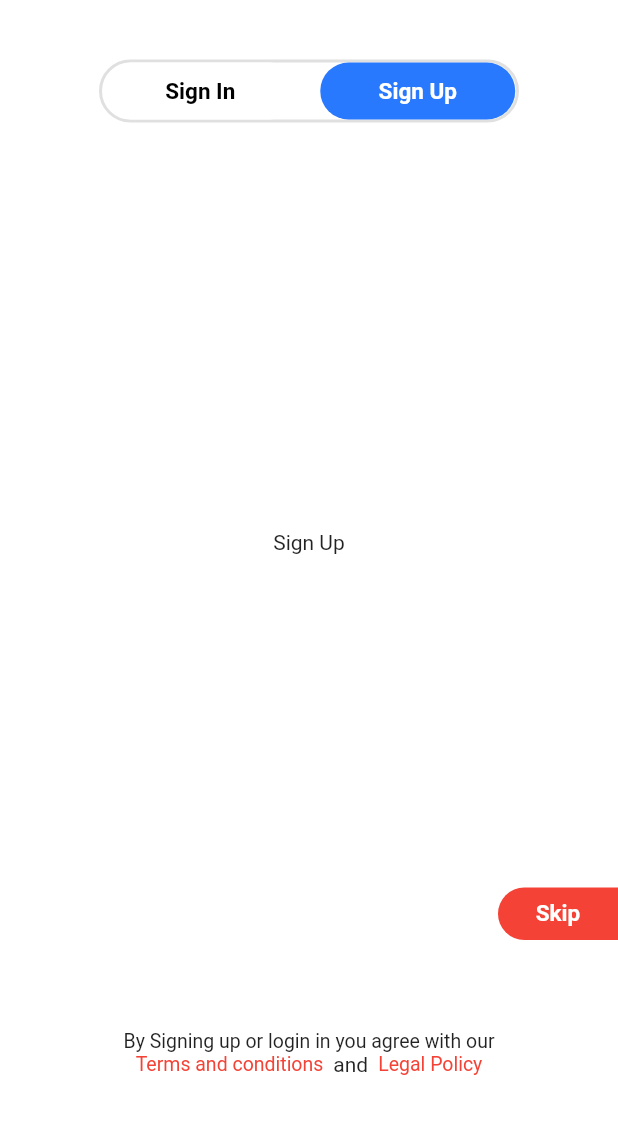
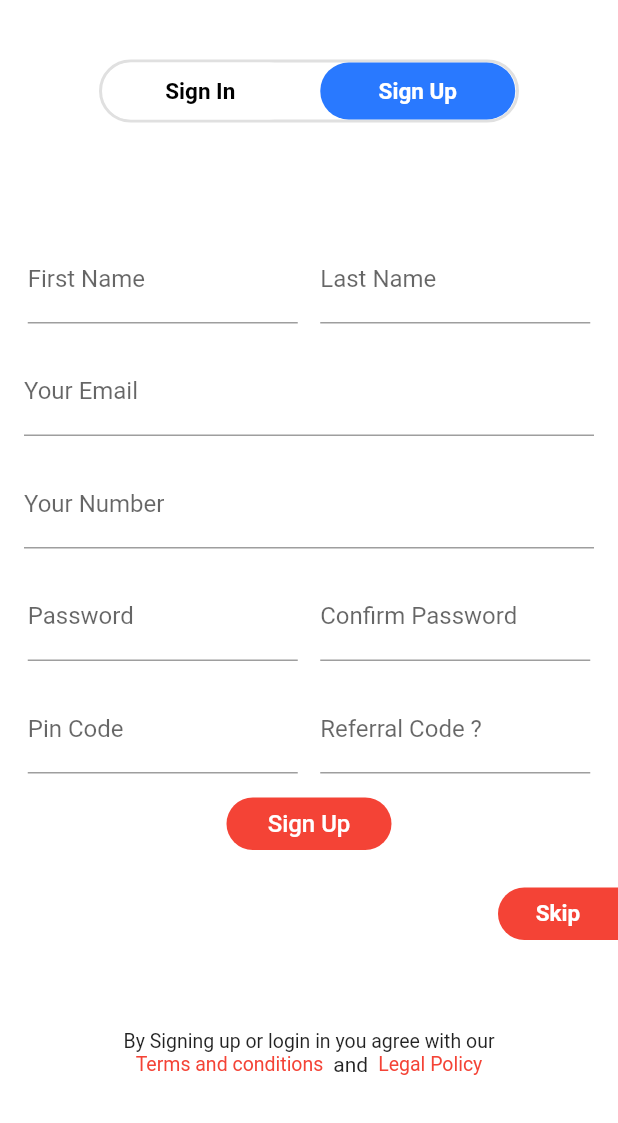
Before and after one commit to panchalravi004/QuickShop, a Flutter app: the screen it shows after launch, after a tap on "Sign Up", on a phone screen of 412 x 824 dp, the part 113-1236 px from its top. Run offline on Flutter 3.47's test engine with Material 2 defaults, Android fonts, the phone set to English and light mode, and no system bars.

Commit message:
Day1 Sign Up Complete

```diff
--- a/lib/pages/signup.dart
+++ b/lib/pages/signup.dart
@@ -1,12 +1,144 @@
+// ignore_for_file: prefer_const_constructors, sized_box_for_whitespace
+
 import 'package:flutter/material.dart';
 
 class SignUp extends StatelessWidget {
-  const SignUp({ Key? key }) : super(key: key);
+  const SignUp({Key? key}) : super(key: key);
 
   @override
   Widget build(BuildContext context) {
-    return Center(
-      child: Text("Sign Up"),
+    return Padding(
+      padding: const EdgeInsets.symmetric(horizontal: 16),
+      child: Column(
+        mainAxisAlignment: MainAxisAlignment.center,
+        children: [
+          Padding(
+            padding: const EdgeInsets.symmetric(vertical: 8),
+            child: Row(
+              mainAxisAlignment: MainAxisAlignment.center,
+              children: [
+                Container(
+                  width: 180,
+                  child: TextFormField(
+                    textAlign: TextAlign.center,
+                    decoration: InputDecoration(
+                      hintText: "Enter First Name",
+                      labelText: "First Name",
+                    ),
+                  ),
+                ),
+                SizedBox(width: 15),
+                Container(
+                  width: 180,
+                  child: TextFormField(
+                    textAlign: TextAlign.center,
+                    decoration: InputDecoration(
+                      hintText: "Enter Last Name",
+                      labelText: "Last Name",
+                    ),
+                  ),
+                ),
+              ],
+            ),
+          ),
+          Padding(
+            padding: const EdgeInsets.symmetric(vertical: 8),
+            child: TextFormField(
+              textAlign: TextAlign.center,
+              decoration: InputDecoration(
+                hintText: "Enter Your Email",
+                labelText: "Your Email",
+              ),
+            ),
+          ),
+          Padding(
+            padding: const EdgeInsets.symmetric(vertical: 8),
+            child: TextFormField(
+              textAlign: TextAlign.center,
+              decoration: InputDecoration(
+                hintText: "Enter Your Mobile Number",
+                labelText: "Your Number",
+              ),
+            ),
+          ),
+          Padding(
+            padding: const EdgeInsets.symmetric(vertical: 8),
+            child: Row(
+              mainAxisAlignment: MainAxisAlignment.center,
+              children: [
+                Container(
+                  width: 180,
+                  child: TextFormField(
+                    textAlign: TextAlign.center,
+                    decoration: InputDecoration(
+                      hintText: "Enter Your Password",
+                      labelText: "Password",
+                    ),
+                  ),
+                ),
+                SizedBox(width: 15),
+                Container(
+                  width: 180,
+                  child: TextFormField(
+                    textAlign: TextAlign.center,
+                    decoration: InputDecoration(
+                      hintText: "Enter Your Password",
+                      labelText: "Confirm Password",
+                    ),
+                  ),
+                ),
+              ],
+            ),
+          ),
+          Padding(
+            padding: const EdgeInsets.symmetric(vertical: 8),
+            child: Row(
+              mainAxisAlignment: MainAxisAlignment.center,
+              children: [
+                Container(
+                  width: 180,
+                  child: TextFormField(
+                    textAlign: TextAlign.center,
+                    decoration: InputDecoration(
+                      hintText: "Enter Pin Code",
+                      labelText: "Pin Code",
+                    ),
+                  ),
+                ),
+                SizedBox(width: 15),
+                Container(
+                  width: 180,
+                  child: TextFormField(
+                    textAlign: TextAlign.center,
+                    decoration: InputDecoration(
+                      hintText: "Enter Referral Code (Optional)",
+                      labelText: "Referral Code ?",
+                    ),
+                  ),
+                ),
+              ],
+            ),
+          ),
+          Padding(
+            padding: const EdgeInsets.symmetric(vertical: 8),
+            child: Container(
+              width: 110,
+              height: 35,
+              decoration: BoxDecoration(
+                  color: Colors.red, borderRadius: BorderRadius.circular(35)),
+              child: Center(
+                child: Text(
+                  "Sign Up",
+                  style: TextStyle(
+                      color: Colors.white,
+                      fontSize: 16,
+                      fontWeight: FontWeight.w500),
+                ),
+              ),
+            ),
+          )
+        ],
+      ),
     );
   }
 }
```
